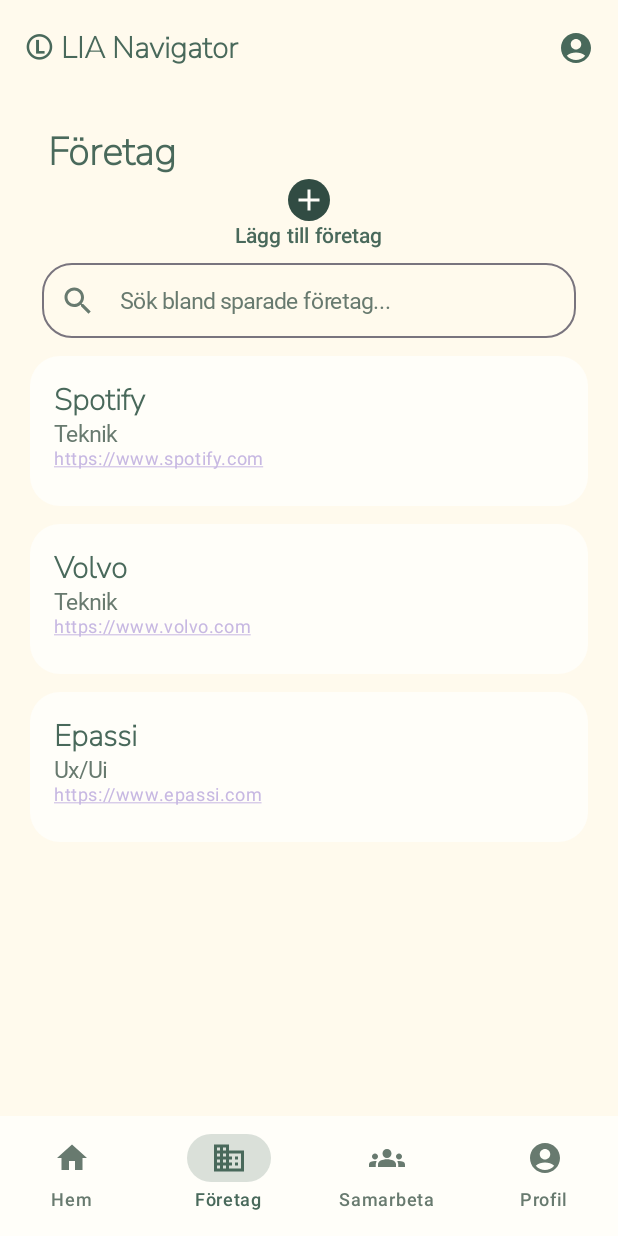
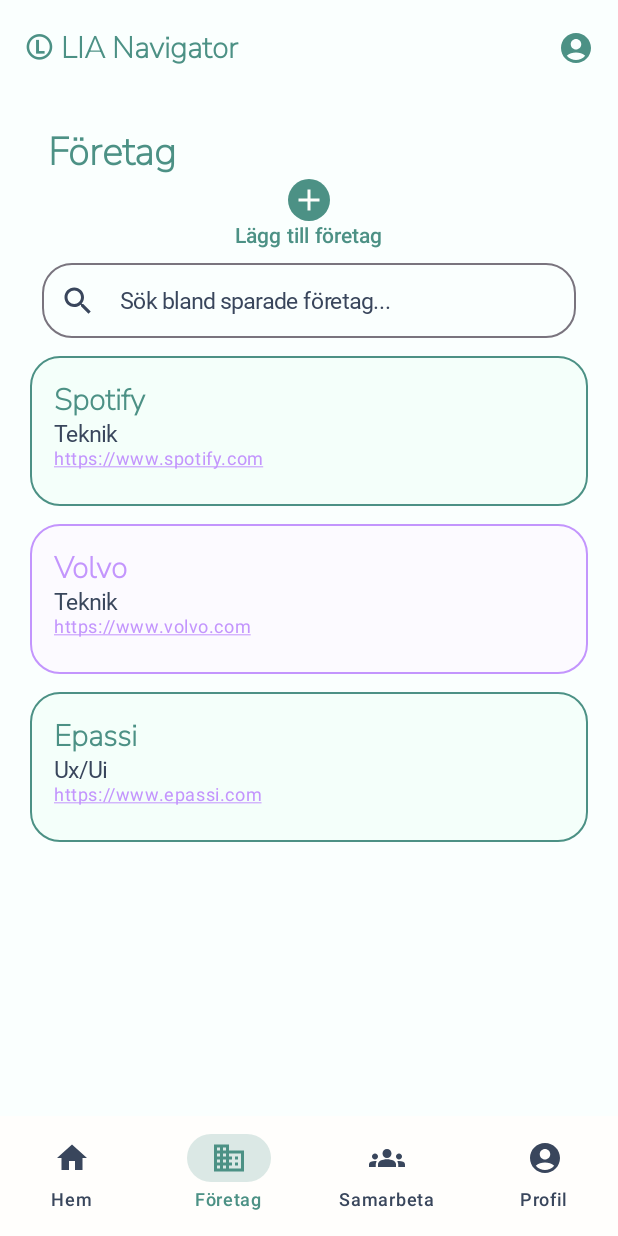
Before and after one commit to KatrinaWinter/LIA_Navigator, an Android app built with Jetpack Compose: the screen it shows after launch (MainActivity), item 2 of the bottom bar chosen, on a phone screen of 412 x 824 dp. Run offline under Robolectric (Android 15) with nearby library versions, the phone set to English and light mode, and no system bars; Roboto replaces fonts that are not available here.

Commit message:
feat: add status-based colors to company cards

```diff
--- a/app/src/main/java/com/example/lianavigator/AppScreens.kt
+++ b/app/src/main/java/com/example/lianavigator/AppScreens.kt
@@ -1,6 +1,7 @@
 package com.example.lianavigator
 
-import android.graphics.Color
+import androidx.compose.foundation.background
+import androidx.compose.foundation.border
 import androidx.compose.foundation.clickable
 import androidx.compose.foundation.layout.Arrangement
 import androidx.compose.foundation.layout.Column
@@ -43,12 +44,17 @@ import androidx.compose.ui.graphics.vector.ImageVector
 import androidx.compose.ui.platform.LocalUriHandler
 import androidx.compose.ui.text.style.TextDecoration
 import com.example.lianavigator.data.Company
-import com.example.lianavigator.ui.theme.Lilac
+import com.example.lianavigator.ui.theme.Lavender
 import com.example.lianavigator.viewmodel.CompanyViewModel
 import androidx.compose.runtime.setValue
-import com.example.lianavigator.ui.theme.ForestGreen
+import com.example.lianavigator.ui.theme.TurquoiseGreen
 import androidx.compose.material3.AlertDialog
 import androidx.compose.material3.TextButton
+import com.example.lianavigator.data.CompanyStatus
+import com.example.lianavigator.ui.theme.LightTurquoise
+import com.example.lianavigator.ui.theme.LightLavender
+import androidx.compose.ui.graphics.Color
+
 
 
 @Composable
@@ -211,7 +217,7 @@ fun CompanyScreen(
                 modifier = Modifier.size(28.dp),
                 shape = CircleShape,
                 colors = IconButtonDefaults.filledIconButtonColors(
-                    containerColor = ForestGreen,
+                    containerColor = TurquoiseGreen,
                     contentColor = MaterialTheme.colorScheme.onPrimary
                 )
             ) {
@@ -357,14 +363,20 @@ fun CompanyScreen(
 
 @Composable
 fun CompanyCard(company: Company) {
+    val (backgroundColor, borderColor) = companyStatusColor(company.status)
     Card(
         modifier = Modifier
             .fillMaxWidth()
-            .height(100.dp),
+            .height(100.dp)
+            .border(
+                width = 1.dp,
+                color = borderColor,
+                shape = RoundedCornerShape(20.dp)
+            ),
+        shape = RoundedCornerShape(20.dp),
         colors = CardDefaults.cardColors(
-            containerColor = MaterialTheme.colorScheme.surface
-        ),
-        shape = RoundedCornerShape(20.dp)
+            containerColor = backgroundColor
+        )
     ) {
         val uriHandler = LocalUriHandler.current
 
@@ -374,7 +386,7 @@ fun CompanyCard(company: Company) {
             Text(
                 text = company.name,
                 style = MaterialTheme.typography.titleLarge,
-                color = MaterialTheme.colorScheme.primary
+                color = borderColor
             )
 
             Text(
@@ -391,10 +403,26 @@ fun CompanyCard(company: Company) {
                     },
                     textDecoration = TextDecoration.Underline,
                     style = MaterialTheme.typography.bodySmall,
-                    color = Lilac
+                    color = Lavender
                 )
             }
         }
+    }
+}
+
+fun companyStatusColor(status: CompanyStatus): Pair<Color, Color> {
+    return when (status) {
+        CompanyStatus.SAVED ->
+            LightTurquoise to TurquoiseGreen
+
+        CompanyStatus.CONTACT_ONGOING ->
+            LightLavender to Lavender
+
+        CompanyStatus.APPLICATION_SENT ->
+            Color(0xFFEEF3FF) to Color(0xFF7895C5)
+
+        CompanyStatus.LIA_CONFIRMED ->
+            Color(0xFFEDF7EF) to Color(0xFF6B9B78)
     }
 }
 
@@ -423,11 +451,6 @@ fun ScreenHeader(
         modifier = modifier.fillMaxWidth(),
         verticalAlignment = Alignment.CenterVertically
     ) {
-        /*Text(
-            text = "Ⓛ",
-            style = MaterialTheme.typography.headlineLarge,
-            color = MaterialTheme.colorScheme.primary
-        )*/
 
         Spacer(modifier = Modifier.width(12.dp))
 
--- a/app/src/main/java/com/example/lianavigator/MainActivity.kt
+++ b/app/src/main/java/com/example/lianavigator/MainActivity.kt
@@ -31,9 +31,9 @@ import androidx.compose.material3.NavigationBar
 import androidx.compose.material3.NavigationBarItem
 import androidx.compose.material3.NavigationBarItemDefaults
 import androidx.compose.runtime.remember
-import com.example.lianavigator.ui.theme.MutedGreen
-import com.example.lianavigator.ui.theme.SageGreen
-import com.example.lianavigator.ui.theme.SoftForestGreen
+import com.example.lianavigator.ui.theme.BlueGray
+import com.example.lianavigator.ui.theme.LightTurquoise
+import com.example.lianavigator.ui.theme.LightTurquoise
 import com.example.lianavigator.viewmodel.CompanyViewModel
 
 @OptIn(ExperimentalMaterial3Api::class)
--- a/app/src/main/java/com/example/lianavigator/data/Company.kt
+++ b/app/src/main/java/com/example/lianavigator/data/Company.kt
@@ -5,4 +5,14 @@ data class Company(
     val name: String,
     val category: String,
     val websiteUrl: String? = null,
-    val isSaved: Boolean = false)
+    val isSaved: Boolean = false,
+    val status: CompanyStatus = CompanyStatus.SAVED
+)
+
+
+enum class CompanyStatus {
+    SAVED,
+    CONTACT_ONGOING,
+    APPLICATION_SENT,
+    LIA_CONFIRMED
+}
--- a/app/src/main/java/com/example/lianavigator/ui/theme/Color.kt
+++ b/app/src/main/java/com/example/lianavigator/ui/theme/Color.kt
@@ -4,17 +4,16 @@ package com.example.lianavigator.ui.theme
 import androidx.compose.ui.graphics.Color
 
 // Primary colors
-val ForestGreen = Color(0xFF314C43)
-val SoftForestGreen = Color(0xFF49695B)
-val SageGreen = Color(0xFFA5B7A8)
+val TurquoiseGreen = Color(0xFF4C9185)
+val LightTurquoise = Color(0xFFF4FFFA)
+
+// Secondary colors
+val Lavender = Color(0xFFC395FD)
+val LightLavender = Color(0xFFFCFAFF)
 
 // Background colors
-val Cream = Color(0xFFFFFAED)
-val CardWhite = Color(0xFFFFFEF9)
-
-// Accent colors
-val Lilac = Color(0xFFC7B8E2)
+val Cream = Color(0xFFFAFFFE)
+val CardWhite = Color(0xFFFFFEFC)
 
 // Text colors
-val Charcoal = Color(0xFF343B3A)
-val MutedGreen = Color(0xFF687A6F)
+val BlueGray = Color(0xFF39465C)
--- a/app/src/main/java/com/example/lianavigator/ui/theme/Theme.kt
+++ b/app/src/main/java/com/example/lianavigator/ui/theme/Theme.kt
@@ -8,34 +8,35 @@ import androidx.compose.material3.lightColorScheme
 import androidx.compose.runtime.Composable
 import androidx.compose.ui.graphics.Color
 
+
 // Dark theme
 private val DarkColorScheme = darkColorScheme(
-    primary = SageGreen,
-    secondary = SoftForestGreen,
-    tertiary = Lilac,
-    background = Color(0xFF28332F),
-    surface = Color(0xFF394640),
-    onPrimary = Charcoal,
-    onSecondary = Cream,
-    onTertiary = Charcoal,
+    primary = LightTurquoise,
+    secondary = Lavender,
+    tertiary = LightLavender,
+    background = BlueGray,
+    surface = Color(0xFF465365),
+    onPrimary = BlueGray,
+    onSecondary = BlueGray,
+    onTertiary = BlueGray,
     onBackground = Cream,
     onSurface = Cream,
-    onSurfaceVariant = Color(0xFFB8C9BC),
+    onSurfaceVariant = LightTurquoise
 )
 
 // Light theme
 private val LightColorScheme = lightColorScheme(
-    primary = SoftForestGreen,
-    secondary = SageGreen,
-    tertiary = Lilac,
+    primary = TurquoiseGreen,
+    secondary = Lavender,
+    tertiary = LightLavender,
     background = Cream,
     surface = CardWhite,
     onPrimary = CardWhite,
-    onSecondary = ForestGreen,
-    onTertiary = Charcoal,
-    onBackground = Charcoal,
-    onSurface = Charcoal,
-    onSurfaceVariant = MutedGreen,
+    onSecondary = BlueGray,
+    onTertiary = BlueGray,
+    onBackground = BlueGray,
+    onSurface = BlueGray,
+    onSurfaceVariant = BlueGray
 )
 
 @Composable
--- a/app/src/main/java/com/example/lianavigator/viewmodel/CompanyViewModel.kt
+++ b/app/src/main/java/com/example/lianavigator/viewmodel/CompanyViewModel.kt
@@ -3,6 +3,7 @@ package com.example.lianavigator.viewmodel
 import com.example.lianavigator.data.Company
 import androidx.compose.runtime.State
 import androidx.compose.runtime.mutableStateOf
+import com.example.lianavigator.data.CompanyStatus
 import com.example.lianavigator.ui.CompanyUiState
 
 class CompanyViewModel {
@@ -19,7 +20,8 @@ class CompanyViewModel {
             name = "Volvo",
             category = "Teknik",
             isSaved = false,
-            websiteUrl = "https://www.volvo.com"
+            websiteUrl = "https://www.volvo.com",
+            status = CompanyStatus.CONTACT_ONGOING
         ),
         Company(
             id = 3,
```
